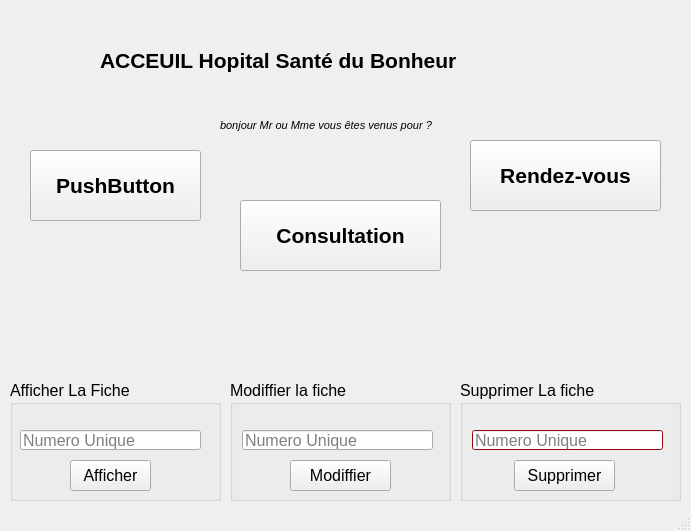
Qt form form/.ui/accueil.ui (Abrahamkone/ano1) before a commit.
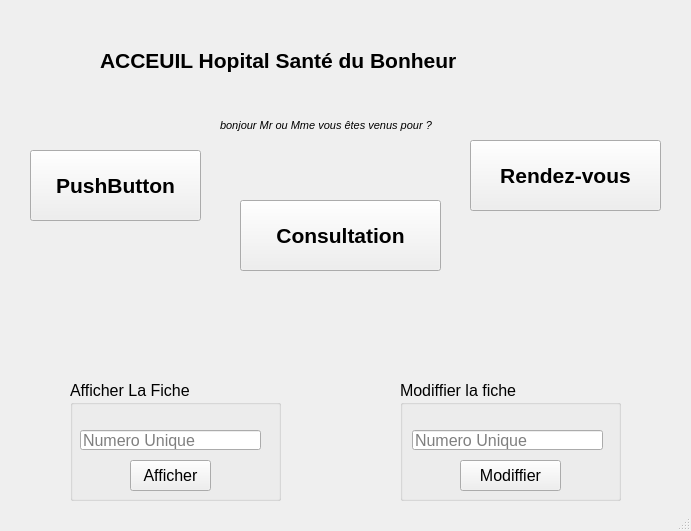
The same form after that commit.

```diff
--- a/form/.ui/accueil.ui
+++ b/form/.ui/accueil.ui
@@ -95,7 +95,7 @@
    <widget class="QGroupBox" name="groupe_Affiche_Fiche">
     <property name="geometry">
      <rect>
-      <x>10</x>
+      <x>70</x>
       <y>380</y>
       <width>211</width>
       <height>121</height>
@@ -141,7 +141,7 @@
    <widget class="QGroupBox" name="groupe_Modifier_Fiche">
     <property name="geometry">
      <rect>
-      <x>230</x>
+      <x>400</x>
       <y>380</y>
       <width>221</width>
       <height>121</height>
@@ -184,441 +184,6 @@
      </property>
     </widget>
    </widget>
-   <widget class="QGroupBox" name="groupe_Supprimer_Fiche">
-    <property name="geometry">
-     <rect>
-      <x>460</x>
-      <y>380</y>
-      <width>221</width>
-      <height>121</height>
-     </rect>
-    </property>
-    <property name="font">
-     <font>
-      <family>Arial</family>
-      <pointsize>12</pointsize>
-      <weight>50</weight>
-      <bold>false</bold>
-     </font>
-    </property>
-    <property name="title">
-     <string>Supprimer La fiche</string>
-    </property>
-    <widget class="QLineEdit" name="line_Edit_Supprimer">
-     <property name="geometry">
-      <rect>
-       <x>12</x>
-       <y>50</y>
-       <width>191</width>
-       <height>20</height>
-      </rect>
-     </property>
-     <property name="palette">
-      <palette>
-       <active>
-        <colorrole role="WindowText">
-         <brush brushstyle="SolidPattern">
-          <color alpha="255">
-           <red>0</red>
-           <green>0</green>
-           <blue>0</blue>
-          </color>
-         </brush>
-        </colorrole>
-        <colorrole role="Button">
-         <brush brushstyle="SolidPattern">
-          <color alpha="255">
-           <red>209</red>
-           <green>13</green>
-           <blue>16</blue>
-          </color>
-         </brush>
-        </colorrole>
-        <colorrole role="Midlight">
-         <brush brushstyle="SolidPattern">
-          <color alpha="255">
-           <red>232</red>
-           <green>43</green>
-           <blue>46</blue>
-          </color>
-         </brush>
-        </colorrole>
-        <colorrole role="Dark">
-         <brush brushstyle="SolidPattern">
-          <color alpha="255">
-           <red>104</red>
-           <green>6</green>
-           <blue>8</blue>
-          </color>
-         </brush>
-        </colorrole>
-        <colorrole role="Mid">
-         <brush brushstyle="SolidPattern">
-          <color alpha="255">
-           <red>139</red>
-           <green>8</green>
-           <blue>10</blue>
-          </color>
-         </brush>
-        </colorrole>
-        <colorrole role="Text">
-         <brush brushstyle="SolidPattern">
-          <color alpha="255">
-           <red>0</red>
-           <green>0</green>
-           <blue>0</blue>
-          </color>
-         </brush>
-        </colorrole>
-        <colorrole role="BrightText">
-         <brush brushstyle="SolidPattern">
-          <color alpha="255">
-           <red>255</red>
-           <green>255</green>
-           <blue>255</blue>
-          </color>
-         </brush>
-        </colorrole>
-        <colorrole role="ButtonText">
-         <brush brushstyle="SolidPattern">
-          <color alpha="255">
-           <red>0</red>
-           <green>0</green>
-           <blue>0</blue>
-          </color>
-         </brush>
-        </colorrole>
-        <colorrole role="Base">
-         <brush brushstyle="SolidPattern">
-          <color alpha="255">
-           <red>255</red>
-           <green>255</green>
-           <blue>255</blue>
-          </color>
-         </brush>
-        </colorrole>
-        <colorrole role="Window">
-         <brush brushstyle="SolidPattern">
-          <color alpha="255">
-           <red>209</red>
-           <green>13</green>
-           <blue>16</blue>
-          </color>
-         </brush>
-        </colorrole>
-        <colorrole role="Shadow">
-         <brush brushstyle="SolidPattern">
-          <color alpha="255">
-           <red>0</red>
-           <green>0</green>
-           <blue>0</blue>
-          </color>
-         </brush>
-        </colorrole>
-        <colorrole role="AlternateBase">
-         <brush brushstyle="SolidPattern">
-          <color alpha="255">
-           <red>232</red>
-           <green>134</green>
-           <blue>135</blue>
-          </color>
-         </brush>
-        </colorrole>
-        <colorrole role="ToolTipBase">
-         <brush brushstyle="SolidPattern">
-          <color alpha="255">
-           <red>255</red>
-           <green>255</green>
-           <blue>220</blue>
-          </color>
-         </brush>
-        </colorrole>
-        <colorrole role="ToolTipText">
-         <brush brushstyle="SolidPattern">
-          <color alpha="255">
-           <red>0</red>
-           <green>0</green>
-           <blue>0</blue>
-          </color>
-         </brush>
-        </colorrole>
-       </active>
-       <inactive>
-        <colorrole role="WindowText">
-         <brush brushstyle="SolidPattern">
-          <color alpha="255">
-           <red>0</red>
-           <green>0</green>
-           <blue>0</blue>
-          </color>
-         </brush>
-        </colorrole>
-        <colorrole role="Button">
-         <brush brushstyle="SolidPattern">
-          <color alpha="255">
-           <red>209</red>
-           <green>13</green>
-           <blue>16</blue>
-          </color>
-         </brush>
-        </colorrole>
-        <colorrole role="Midlight">
-         <brush brushstyle="SolidPattern">
-          <color alpha="255">
-           <red>232</red>
-           <green>43</green>
-           <blue>46</blue>
-          </color>
-         </brush>
-        </colorrole>
-        <colorrole role="Dark">
-         <brush brushstyle="SolidPattern">
-          <color alpha="255">
-           <red>104</red>
-           <green>6</green>
-           <blue>8</blue>
-          </color>
-         </brush>
-        </colorrole>
-        <colorrole role="Mid">
-         <brush brushstyle="SolidPattern">
-          <color alpha="255">
-           <red>139</red>
-           <green>8</green>
-           <blue>10</blue>
-          </color>
-         </brush>
-        </colorrole>
-        <colorrole role="Text">
-         <brush brushstyle="SolidPattern">
-          <color alpha="255">
-           <red>0</red>
-           <green>0</green>
-           <blue>0</blue>
-          </color>
-         </brush>
-        </colorrole>
-        <colorrole role="BrightText">
-         <brush brushstyle="SolidPattern">
-          <color alpha="255">
-           <red>255</red>
-           <green>255</green>
-           <blue>255</blue>
-          </color>
-         </brush>
-        </colorrole>
-        <colorrole role="ButtonText">
-         <brush brushstyle="SolidPattern">
-          <color alpha="255">
-           <red>0</red>
-           <green>0</green>
-           <blue>0</blue>
-          </color>
-         </brush>
-        </colorrole>
-        <colorrole role="Base">
-         <brush brushstyle="SolidPattern">
-          <color alpha="255">
-           <red>255</red>
-           <green>255</green>
-           <blue>255</blue>
-          </color>
-         </brush>
-        </colorrole>
-        <colorrole role="Window">
-         <brush brushstyle="SolidPattern">
-          <color alpha="255">
-           <red>209</red>
-           <green>13</green>
-           <blue>16</blue>
-          </color>
-         </brush>
-        </colorrole>
-        <colorrole role="Shadow">
-         <brush brushstyle="SolidPattern">
-          <color alpha="255">
-           <red>0</red>
-           <green>0</green>
-           <blue>0</blue>
-          </color>
-         </brush>
-        </colorrole>
-        <colorrole role="AlternateBase">
-         <brush brushstyle="SolidPattern">
-          <color alpha="255">
-           <red>232</red>
-           <green>134</green>
-           <blue>135</blue>
-          </color>
-         </brush>
-        </colorrole>
-        <colorrole role="ToolTipBase">
-         <brush brushstyle="SolidPattern">
-          <color alpha="255">
-           <red>255</red>
-           <green>255</green>
-           <blue>220</blue>
-          </color>
-         </brush>
-        </colorrole>
-        <colorrole role="ToolTipText">
-         <brush brushstyle="SolidPattern">
-          <color alpha="255">
-           <red>0</red>
-           <green>0</green>
-           <blue>0</blue>
-          </color>
-         </brush>
-        </colorrole>
-       </inactive>
-       <disabled>
-        <colorrole role="WindowText">
-         <brush brushstyle="SolidPattern">
-          <color alpha="255">
-           <red>104</red>
-           <green>6</green>
-           <blue>8</blue>
-          </color>
-         </brush>
-        </colorrole>
-        <colorrole role="Button">
-         <brush brushstyle="SolidPattern">
-          <color alpha="255">
-           <red>209</red>
-           <green>13</green>
-           <blue>16</blue>
-          </color>
-         </brush>
-        </colorrole>
-        <colorrole role="Midlight">
-         <brush brushstyle="SolidPattern">
-          <color alpha="255">
-           <red>232</red>
-           <green>43</green>
-           <blue>46</blue>
-          </color>
-         </brush>
-        </colorrole>
-        <colorrole role="Dark">
-         <brush brushstyle="SolidPattern">
-          <color alpha="255">
-           <red>104</red>
-           <green>6</green>
-           <blue>8</blue>
-          </color>
-         </brush>
-        </colorrole>
-        <colorrole role="Mid">
-         <brush brushstyle="SolidPattern">
-          <color alpha="255">
-           <red>139</red>
-           <green>8</green>
-           <blue>10</blue>
-          </color>
-         </brush>
-        </colorrole>
-        <colorrole role="Text">
-         <brush brushstyle="SolidPattern">
-          <color alpha="255">
-           <red>104</red>
-           <green>6</green>
-           <blue>8</blue>
-          </color>
-         </brush>
-        </colorrole>
-        <colorrole role="BrightText">
-         <brush brushstyle="SolidPattern">
-          <color alpha="255">
-           <red>255</red>
-           <green>255</green>
-           <blue>255</blue>
-          </color>
-         </brush>
-        </colorrole>
-        <colorrole role="ButtonText">
-         <brush brushstyle="SolidPattern">
-          <color alpha="255">
-           <red>104</red>
-           <green>6</green>
-           <blue>8</blue>
-          </color>
-         </brush>
-        </colorrole>
-        <colorrole role="Base">
-         <brush brushstyle="SolidPattern">
-          <color alpha="255">
-           <red>209</red>
-           <green>13</green>
-           <blue>16</blue>
-          </color>
-         </brush>
-        </colorrole>
-        <colorrole role="Window">
-         <brush brushstyle="SolidPattern">
-          <color alpha="255">
-           <red>209</red>
-           <green>13</green>
-           <blue>16</blue>
-          </color>
-         </brush>
-        </colorrole>
-        <colorrole role="Shadow">
-         <brush brushstyle="SolidPattern">
-          <color alpha="255">
-           <red>0</red>
-           <green>0</green>
-           <blue>0</blue>
-          </color>
-         </brush>
-        </colorrole>
-        <colorrole role="AlternateBase">
-         <brush brushstyle="SolidPattern">
-          <color alpha="255">
-           <red>209</red>
-           <green>13</green>
-           <blue>16</blue>
-          </color>
-         </brush>
-        </colorrole>
-        <colorrole role="ToolTipBase">
-         <brush brushstyle="SolidPattern">
-          <color alpha="255">
-           <red>255</red>
-           <green>255</green>
-           <blue>220</blue>
-          </color>
-         </brush>
-        </colorrole>
-        <colorrole role="ToolTipText">
-         <brush brushstyle="SolidPattern">
-          <color alpha="255">
-           <red>0</red>
-           <green>0</green>
-           <blue>0</blue>
-          </color>
-         </brush>
-        </colorrole>
-       </disabled>
-      </palette>
-     </property>
-     <property name="placeholderText">
-      <string>Numero Unique</string>
-     </property>
-    </widget>
-    <widget class="QPushButton" name="boutton_Supprimer_fiche">
-     <property name="geometry">
-      <rect>
-       <x>54</x>
-       <y>80</y>
-       <width>101</width>
-       <height>31</height>
-      </rect>
-     </property>
-     <property name="text">
-      <string>Supprimer</string>
-     </property>
-    </widget>
-   </widget>
    <widget class="QPushButton" name="pushButton_3">
     <property name="geometry">
      <rect>
```
